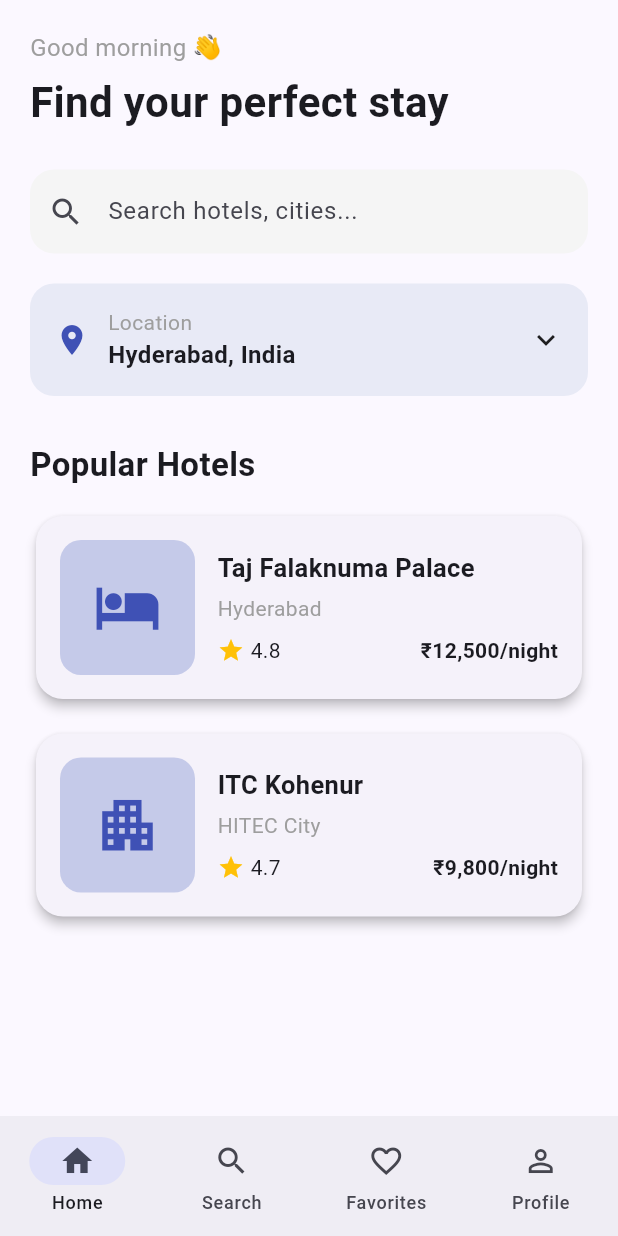
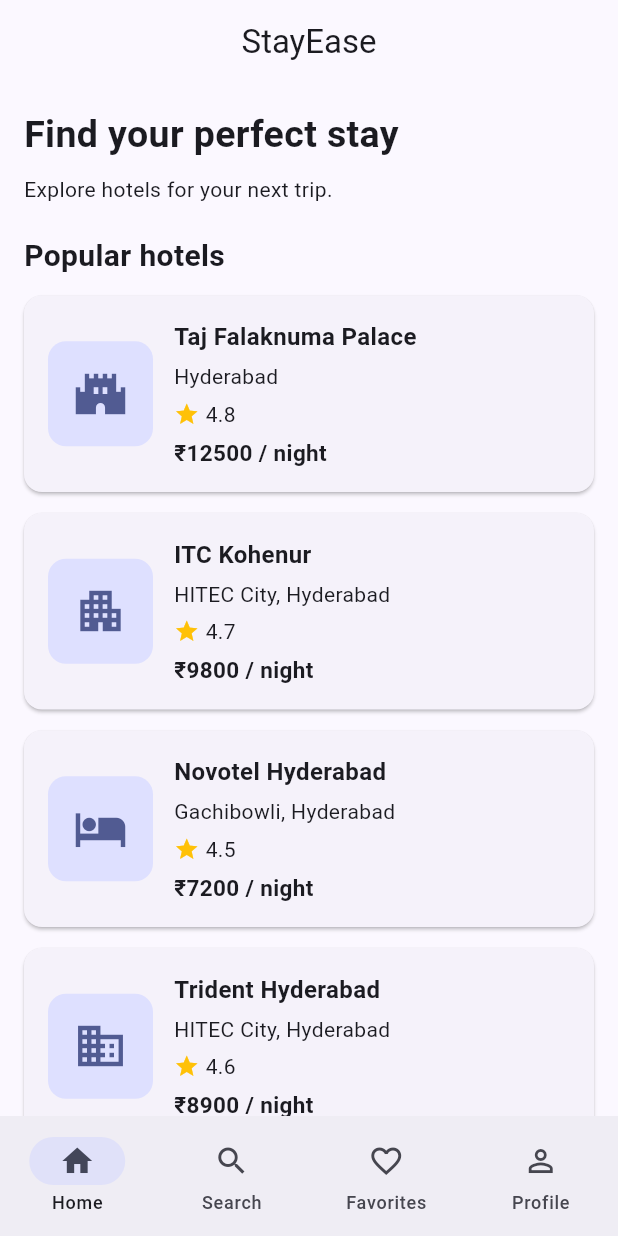
Before and after one commit to nishanthreddyvemireddy-ai/Hotel_Booking_App, a Flutter app: the screen it shows after launch, on a phone screen of 412 x 824 dp. Run offline on Flutter 3.47's test engine with Material 3 defaults, Android fonts, the phone set to English and light mode, and no system bars.

Commit message:
Experiment 4: Add hotel listing and cards

```diff
--- a/lib/main.dart
+++ b/lib/main.dart
@@ -1,36 +1,82 @@
+
 import 'package:flutter/material.dart';
 
 void main() {
-  runApp(const HotelBookingApp());
+  runApp(const StayEaseApp());
 }
 
-class HotelBookingApp extends StatelessWidget {
-  const HotelBookingApp({super.key});
+class StayEaseApp extends StatelessWidget {
+  const StayEaseApp({super.key});
 
   @override
   Widget build(BuildContext context) {
     return MaterialApp(
+      title: 'StayEase',
       debugShowCheckedModeBanner: false,
-      title: 'StayEase',
       theme: ThemeData(
-        colorScheme: ColorScheme.fromSeed(
-          seedColor: Colors.indigo,
-        ),
+        colorScheme: ColorScheme.fromSeed(seedColor: Colors.indigo),
         useMaterial3: true,
       ),
-      home: const HomeScreen(),
+      home: const MainNavigation(),
     );
   }
 }
 
-class HomeScreen extends StatefulWidget {
-  const HomeScreen({super.key});
+class Hotel {
+  final String name;
+  final String location;
+  final double rating;
+  final int price;
+  final IconData icon;
+
+  const Hotel({
+    required this.name,
+    required this.location,
+    required this.rating,
+    required this.price,
+    required this.icon,
+  });
+}
+
+const List<Hotel> hotels = [
+  Hotel(
+    name: 'Taj Falaknuma Palace',
+    location: 'Hyderabad',
+    rating: 4.8,
+    price: 12500,
+    icon: Icons.castle,
+  ),
+  Hotel(
+    name: 'ITC Kohenur',
+    location: 'HITEC City, Hyderabad',
+    rating: 4.7,
+    price: 9800,
+    icon: Icons.apartment,
+  ),
+  Hotel(
+    name: 'Novotel Hyderabad',
+    location: 'Gachibowli, Hyderabad',
+    rating: 4.5,
+    price: 7200,
+    icon: Icons.hotel,
+  ),
+  Hotel(
+    name: 'Trident Hyderabad',
+    location: 'HITEC City, Hyderabad',
+    rating: 4.6,
+    price: 8900,
+    icon: Icons.business,
+  ),
+];
+
+class MainNavigation extends StatefulWidget {
+  const MainNavigation({super.key});
 
   @override
-  State<HomeScreen> createState() => _HomeScreenState();
+  State<MainNavigation> createState() => _MainNavigationState();
 }
 
-class _HomeScreenState extends State<HomeScreen> {
+class _MainNavigationState extends State<MainNavigation> {
   int selectedIndex = 0;
 
   final List<Widget> pages = const [
@@ -62,7 +108,7 @@
             label: 'Search',
           ),
           NavigationDestination(
-            icon: Icon(Icons.favorite_border),
+            icon: Icon(Icons.favorite_outline),
             selectedIcon: Icon(Icons.favorite),
             label: 'Favorites',
           ),
@@ -82,110 +128,86 @@
 
   @override
   Widget build(BuildContext context) {
-    return SafeArea(
-      child: SingleChildScrollView(
-        padding: const EdgeInsets.all(20),
-        child: Column(
-          crossAxisAlignment: CrossAxisAlignment.start,
+    return Scaffold(
+      appBar: AppBar(
+        title: const Text('StayEase'),
+        centerTitle: true,
+      ),
+      body: ListView(
+        padding: const EdgeInsets.all(16),
         children: [
           const Text(
-              'Good morning 👋',
-              style: TextStyle(
-                fontSize: 16,
-                color: Colors.grey,
+            'Find your perfect stay',
+            style: TextStyle(fontSize: 25, fontWeight: FontWeight.bold),
           ),
+          const SizedBox(height: 8),
+          const Text('Explore hotels for your next trip.'),
+          const SizedBox(height: 20),
+          const Text(
+            'Popular hotels',
+            style: TextStyle(fontSize: 20, fontWeight: FontWeight.bold),
           ),
-            const SizedBox(height: 5),
-            const Text(
-              'Find your perfect stay',
-              style: TextStyle(
-                fontSize: 28,
-                fontWeight: FontWeight.bold,
+          const SizedBox(height: 12),
+          ...hotels.map((hotel) => HotelCard(hotel: hotel)),
+        ],
       ),
-            ),
+    );
+  }
+}
 
-            const SizedBox(height: 25),
+class SearchPage extends StatefulWidget {
+  const SearchPage({super.key});
 
+  @override
+  State<SearchPage> createState() => _SearchPageState();
+}
+
+class _SearchPageState extends State<SearchPage> {
+  String searchText = '';
+
+  @override
+  Widget build(BuildContext context) {
+    final filteredHotels = hotels.where((hotel) {
+      final query = searchText.toLowerCase();
+      return hotel.name.toLowerCase().contains(query) ||
+          hotel.location.toLowerCase().contains(query);
+    }).toList();
+
+    return Scaffold(
+      appBar: AppBar(title: const Text('Search Hotels')),
+      body: Padding(
+        padding: const EdgeInsets.all(16),
+        child: Column(
+          children: [
             TextField(
+              onChanged: (value) {
+                setState(() {
+                  searchText = value;
+                });
+              },
               decoration: InputDecoration(
-                hintText: 'Search hotels, cities...',
+                hintText: 'Search by hotel or location',
                 prefixIcon: const Icon(Icons.search),
-                filled: true,
-                fillColor: Colors.grey.shade100,
                 border: OutlineInputBorder(
-                  borderRadius: BorderRadius.circular(16),
-                  borderSide: BorderSide.none,
+                  borderRadius: BorderRadius.circular(14),
                 ),
               ),
             ),
-
-            const SizedBox(height: 20),
-
-            Container(
-              padding: const EdgeInsets.all(16),
-              decoration: BoxDecoration(
-                color: Colors.indigo.shade50,
-                borderRadius: BorderRadius.circular(16),
+            const SizedBox(height: 12),
+            Align(
+              alignment: Alignment.centerLeft,
+              child: Text('${filteredHotels.length} hotels found'),
             ),
-              child: const Row(
-                children: [
-                  Icon(
-                    Icons.location_on,
-                    color: Colors.indigo,
+            const SizedBox(height: 8),
+            Expanded(
+              child: filteredHotels.isEmpty
+                  ? const Center(child: Text('No hotels found. Try another search.'))
+                  : ListView.builder(
+                      itemCount: filteredHotels.length,
+                      itemBuilder: (context, index) {
+                        return HotelCard(hotel: filteredHotels[index]);
+                      },
                     ),
-                  SizedBox(width: 12),
-                  Column(
-                    crossAxisAlignment: CrossAxisAlignment.start,
-                    children: [
-                      Text(
-                        'Location',
-                        style: TextStyle(
-                          color: Colors.grey,
-                        ),
-                      ),
-                      Text(
-                        'Hyderabad, India',
-                        style: TextStyle(
-                          fontWeight: FontWeight.bold,
-                          fontSize: 16,
-                        ),
-                      ),
-                    ],
-                  ),
-                  Spacer(),
-                  Icon(Icons.keyboard_arrow_down),
-                ],
-              ),
-            ),
-
-            const SizedBox(height: 30),
-
-            const Text(
-              'Popular Hotels',
-              style: TextStyle(
-                fontSize: 22,
-                fontWeight: FontWeight.bold,
-              ),
-            ),
-
-            const SizedBox(height: 15),
-
-            HotelCard(
-              name: 'Taj Falaknuma Palace',
-              location: 'Hyderabad',
-              rating: '4.8',
-              price: '₹12,500',
-              icon: Icons.hotel,
-            ),
-
-            const SizedBox(height: 15),
-
-            HotelCard(
-              name: 'ITC Kohenur',
-              location: 'HITEC City',
-              rating: '4.7',
-              price: '₹9,800',
-              icon: Icons.apartment,
             ),
           ],
         ),
@@ -195,88 +217,61 @@
 }
 
 class HotelCard extends StatelessWidget {
-  final String name;
-  final String location;
-  final String rating;
-  final String price;
-  final IconData icon;
+  final Hotel hotel;
 
-  const HotelCard({
-    super.key,
-    required this.name,
-    required this.location,
-    required this.rating,
-    required this.price,
-    required this.icon,
-  });
+  const HotelCard({super.key, required this.hotel});
 
   @override
   Widget build(BuildContext context) {
     return Card(
-      elevation: 3,
-      shape: RoundedRectangleBorder(
-        borderRadius: BorderRadius.circular(18),
-      ),
+      margin: const EdgeInsets.only(bottom: 14),
+      clipBehavior: Clip.antiAlias,
       child: Padding(
         padding: const EdgeInsets.all(16),
         child: Row(
           children: [
             Container(
-              width: 90,
-              height: 90,
+              width: 70,
+              height: 70,
               decoration: BoxDecoration(
-                color: Colors.indigo.shade100,
-                borderRadius: BorderRadius.circular(14),
+                color: Theme.of(context).colorScheme.primaryContainer,
+                borderRadius: BorderRadius.circular(12),
               ),
               child: Icon(
-                icon,
-                size: 45,
-                color: Colors.indigo,
+                hotel.icon,
+                size: 36,
+                color: Theme.of(context).colorScheme.primary,
               ),
             ),
-
-            const SizedBox(width: 15),
-
+            const SizedBox(width: 14),
             Expanded(
               child: Column(
                 crossAxisAlignment: CrossAxisAlignment.start,
                 children: [
                   Text(
-                    name,
+                    hotel.name,
                     style: const TextStyle(
-                      fontSize: 17,
+                      fontSize: 16,
                       fontWeight: FontWeight.bold,
                     ),
                   ),
-
                   const SizedBox(height: 5),
-
-                  Text(
-                    location,
-                    style: const TextStyle(
-                      color: Colors.grey,
-                    ),
-                  ),
-
-                  const SizedBox(height: 8),
-
+                  Text(hotel.location),
+                  const SizedBox(height: 5),
                   Row(
                     children: [
-                      const Icon(
-                        Icons.star,
-                        size: 18,
-                        color: Colors.amber,
+                      const Icon(Icons.star, size: 17, color: Colors.amber),
+                      const SizedBox(width: 4),
+                      Text(hotel.rating.toString()),
+                    ],
                   ),
-                      const SizedBox(width: 4),
-                      Text(rating),
-                      const Spacer(),
+                  const SizedBox(height: 5),
                   Text(
-                        '$price/night',
+                    '₹${hotel.price} / night',
                     style: const TextStyle(
                       fontWeight: FontWeight.bold,
+                      fontSize: 15,
                     ),
-                      ),
-                    ],
                   ),
                 ],
               ),
@@ -288,29 +283,15 @@
   }
 }
 
-class SearchPage extends StatelessWidget {
-  const SearchPage({super.key});
-
-  @override
-  Widget build(BuildContext context) {
-    return const Center(
-      child: Text(
-        'Search Hotels',
-        style: TextStyle(fontSize: 24),
-      ),
-    );
-  }
-}
-
 class FavoritesPage extends StatelessWidget {
   const FavoritesPage({super.key});
 
   @override
   Widget build(BuildContext context) {
-    return const Center(
-      child: Text(
-        'Favorite Hotels',
-        style: TextStyle(fontSize: 24),
+    return Scaffold(
+      appBar: AppBar(title: const Text('Favorites')),
+      body: const Center(
+        child: Text('Your favorite hotels will appear here.'),
       ),
     );
   }
@@ -321,10 +302,10 @@
 
   @override
   Widget build(BuildContext context) {
-    return const Center(
-      child: Text(
-        'My Profile',
-        style: TextStyle(fontSize: 24),
+    return Scaffold(
+      appBar: AppBar(title: const Text('Profile')),
+      body: const Center(
+        child: Icon(Icons.account_circle, size: 100),
       ),
     );
   }
```
Lines whose indentation alone changed are shown as unchanged.
